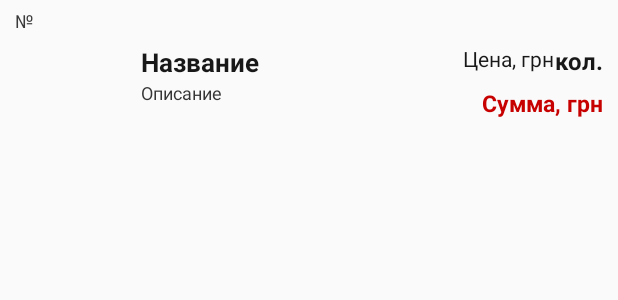
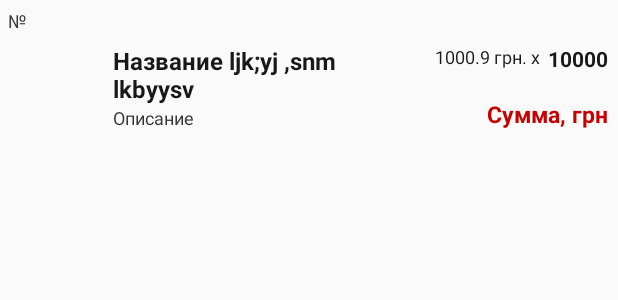
Before and after one commit to J-iSkeLo/aqua, an Android app: the layout cart.xml on its own in the app's theme, with its tools: preview values and no code run, on a phone screen of 412 x 824 dp. Shown: the top 300 px of the screen. Run offline under Robolectric (Android 15) with nearby library versions, the phone set to English and light mode, and no system bars; network calls fail; Roboto replaces fonts that are not available here.

Commit message:
2,0 Fix bug

```diff
--- a/app/src/main/AndroidManifest.xml
+++ b/app/src/main/AndroidManifest.xml
@@ -6,6 +6,7 @@
     <uses-permission android:name="android.permission.INTERNET" />
     <uses-permission android:name="android.permission.ACCESS_NETWORK_STATE" />
     <uses-permission android:name="android.permission.CALL_PHONE" />
+    <uses-permission android:name="android.permission.READ_EXTERNAL_STORAGE" />
 
     <application
         android:allowBackup="true"
--- a/app/src/main/java/l/chernenkiy/aqua/AboutUs.java
+++ b/app/src/main/java/l/chernenkiy/aqua/AboutUs.java
@@ -6,13 +6,11 @@ import android.os.Bundle;
 
 public class AboutUs extends AppCompatActivity {
 
-    private ProgressDialog progressDialog;
-
     @Override
     protected void onCreate(Bundle savedInstanceState) {
         super.onCreate(savedInstanceState);
         setContentView(R.layout.about_us);
-        progressDialog = new ProgressDialog(this);
+        ProgressDialog progressDialog = new ProgressDialog (this);
         progressDialog.setIndeterminate(true);
         progressDialog.setCancelable(true);
         progressDialog.setMessage("Загрузка. Пожалуйста подождите..");
--- a/app/src/main/java/l/chernenkiy/aqua/Delivery/Delivery.java
+++ b/app/src/main/java/l/chernenkiy/aqua/Delivery/Delivery.java
@@ -16,8 +16,6 @@ import l.chernenkiy.aqua.Helpers.SectionPageAdapter;
 
 public class Delivery extends AppCompatActivity {
     Toolbar toolbar;
-    private SectionPageAdapter mSectionPageAdapter;
-    private ViewPager vp;
 
 
     @Override
@@ -28,8 +26,8 @@ public class Delivery extends AppCompatActivity {
         toolbar();
 
 
-        mSectionPageAdapter = new SectionPageAdapter(getSupportFragmentManager());
-        vp = findViewById(R.id.container);
+        SectionPageAdapter mSectionPageAdapter = new SectionPageAdapter (getSupportFragmentManager ( ));
+        ViewPager vp = findViewById (R.id.container);
         setupViewPager(vp);
 
         TabLayout tabLayout = findViewById(R.id.tabLayout);
--- a/app/src/main/java/l/chernenkiy/aqua/Equipment/Aquariums.java
+++ b/app/src/main/java/l/chernenkiy/aqua/Equipment/Aquariums.java
@@ -44,6 +44,7 @@ public class Aquariums extends AppCompatActivity {
     SearchView searchView;
     ImageButton cartImageBtn;
 
+    @SuppressWarnings("deprecation")
     @Override
     public boolean onCreateOptionsMenu(Menu menu) {
 
--- a/app/src/main/java/l/chernenkiy/aqua/ShoppingBasket/ShopBaskFishAdapter.java
+++ b/app/src/main/java/l/chernenkiy/aqua/ShoppingBasket/ShopBaskFishAdapter.java
@@ -35,7 +35,7 @@ public class ShopBaskFishAdapter extends BaseAdapter {
 
 
     public ShopBaskFishAdapter(Context context, ArrayList<HashMap> cartItems){
-        this.cartItems = cartItems;
+        ShopBaskFishAdapter.cartItems = cartItems;
         this.context = context;
     }
 
--- a/app/src/main/res/layout/cart.xml
+++ b/app/src/main/res/layout/cart.xml
@@ -6,10 +6,7 @@
     android:layout_width="match_parent"
     android:layout_height="match_parent"
     android:orientation="vertical"
-    android:paddingLeft="10dp"
-    android:paddingTop="5dp"
-    android:paddingRight="10dp"
-    android:paddingBottom="5dp"
+    android:padding="5dp"
     >
 
     <LinearLayout
@@ -17,7 +14,7 @@
         android:layout_height="match_parent"
         android:orientation="vertical"
         tools:layout_editor_absoluteX="10dp"
-        tools:layout_editor_absoluteY="5dp">
+        tools:layout_editor_absoluteY="-5dp">
 
 
         <TableLayout
@@ -27,7 +24,7 @@
 
             <TableRow
                 android:layout_width="match_parent"
-                android:layout_height="wrap_content" >
+                android:layout_height="wrap_content">
 
                 <TextView
                     android:id="@+id/number_cart"
@@ -54,24 +51,22 @@
                     android:id="@+id/imageFish_shop_bask"
                     android:layout_width="30dp"
                     android:layout_height="50dp"
-                    android:gravity="center"
-                    />
+                    android:gravity="center" />
 
                 <LinearLayout
                     android:layout_width="150dp"
                     android:layout_height="wrap_content"
                     android:orientation="vertical"
-                    android:paddingStart="10dp"
-                    android:paddingEnd="10dp">
+                    android:paddingStart="3dp"
+                    android:paddingEnd="3dp">
 
                     <TextView
                         android:id="@+id/name_cart"
                         android:layout_width="wrap_content"
                         android:layout_height="wrap_content"
-                        android:paddingEnd="5dp"
-                        android:text="Название"
+                        android:text="Название ljk;yj ,snm lkbyysv"
                         android:textColor="@color/colorTextCart"
-                        android:textSize="17sp"
+                        android:textSize="16sp"
                         android:textStyle="bold" />
 
                     <TextView
@@ -84,45 +79,51 @@
                 </LinearLayout>
 
 
-                <androidx.constraintlayout.widget.ConstraintLayout
-                    android:layout_width="80dp"
-                    android:layout_height="match_parent">
+                <LinearLayout
+                    android:layout_width="110dp"
+                    android:layout_height="match_parent"
+                    android:orientation="vertical">
+
+                    <LinearLayout
+                        android:layout_width="wrap_content"
+                        android:layout_height="wrap_content"
+                        android:layout_gravity="right"
+                        android:orientation="horizontal">
 
                         <TextView
                             android:id="@+id/priceFish_one_item"
                             android:layout_width="wrap_content"
                             android:layout_height="wrap_content"
-                        android:text="Цена, грн"
+                            android:text="1000.9 грн. x  "
                             android:textAlignment="textEnd"
                             android:textColor="@color/colorTextCart"
-                        android:textSize="14sp"
-                        app:layout_constraintEnd_toStartOf="@+id/quantity"
-                        app:layout_constraintTop_toTopOf="parent" />
+                            android:textSize="12sp" />
 
                         <TextView
                             android:id="@+id/quantity"
                             android:layout_width="wrap_content"
                             android:layout_height="wrap_content"
-                        android:text="кол."
+                            android:layout_gravity="right|end"
+                            android:gravity="end"
+                            android:text="10000"
                             android:textAlignment="textEnd"
                             android:textColor="@color/colorTextCart"
-                        android:textSize="16sp"
-                        android:textStyle="bold"
-                        app:layout_constraintEnd_toEndOf="parent"
-                        app:layout_constraintTop_toTopOf="parent" />
+                            android:textSize="14sp"
+                            android:textStyle="bold" />
+                    </LinearLayout>
 
                     <TextView
                         android:id="@+id/price_cart"
                         android:layout_width="match_parent"
-                        android:layout_height="wrap_content"
+                        android:layout_height="match_parent"
+                        android:gravity="bottom|right"
                         android:text="Сумма, грн"
-                        android:textAlignment="textEnd"
+                        android:textAlignment="gravity"
                         android:textColor="#C70000"
                         android:textSize="15sp"
-                        android:textStyle="bold"
-                        app:layout_constraintBottom_toBottomOf="parent"
-                        app:layout_constraintEnd_toEndOf="parent" />
-                </androidx.constraintlayout.widget.ConstraintLayout>
+                        android:textStyle="bold" />
+
+                </LinearLayout>
 
 
             </TableRow>
--- a/app/src/main/res/layout/cart_equip_access.xml
+++ b/app/src/main/res/layout/cart_equip_access.xml
@@ -31,7 +31,7 @@
             android:layout_height="wrap_content"
             android:text="TextView"
             android:textColor="#141414"
-            android:textSize="15sp"
+            android:textSize="16sp"
             android:textStyle="bold" />
 
         <TextView
--- a/app/src/main/res/layout/dialog_edit_quantity.xml
+++ b/app/src/main/res/layout/dialog_edit_quantity.xml
@@ -40,7 +40,7 @@
         android:hint="Укажите количество:"
         android:imeOptions="actionDone"
         android:inputType="number"
-        android:maxLength="6"
+        android:maxLength="5"
         android:minEms="1"
         android:textAlignment="center"
         android:textColor="@color/colorTextCart"
--- a/app/src/main/res/layout/dialog_item_equip_set.xml
+++ b/app/src/main/res/layout/dialog_item_equip_set.xml
@@ -141,7 +141,7 @@
             android:hint="Укажите количество:"
             android:imeOptions="actionDone"
             android:inputType="number"
-            android:maxLength="6"
+            android:maxLength="5"
             android:minEms="1"
             android:textAlignment="center"
             android:textColor="@color/colorTextCart"
--- a/app/src/main/res/layout/dialog_item_set.xml
+++ b/app/src/main/res/layout/dialog_item_set.xml
@@ -36,7 +36,7 @@
 
             <ProgressBar
                 android:id="@+id/progressBar_image"
-                style="?android:attr/progressBarStyle"
+
                 android:layout_width="match_parent"
                 android:layout_height="50dp"
                 android:layout_marginTop="38dp"
@@ -119,7 +119,7 @@
             android:hint="Укажите количество:"
             android:imeOptions="actionDone"
             android:inputType="number"
-            android:maxLength="6"
+            android:maxLength="5"
             android:minEms="1"
             android:textAlignment="center"
             android:textColor="@color/colorTextCart"
--- a/app/src/main/res/values/styles.xml
+++ b/app/src/main/res/values/styles.xml
@@ -6,8 +6,6 @@
         <item name="colorPrimary">@color/colorPrimary</item>
         <item name="colorPrimaryDark">@color/colorTimeBar</item>
         <item name="colorAccent">@color/colorAccent</item>
-        <item name="android:windowLightStatusBar">true</item>
-
     </style>
 
 
```
Also changed, not shown: app/build.gradle (+3 -5 lines), app/src/main/java/l/chernenkiy/aqua/Equipment/CategoryActivity.java (+9 -0 lines), app/src/main/java/l/chernenkiy/aqua/Order/Order.java (+7 -14 lines), app/src/main/res/layout/cart_accessories.xml (+13 -12 lines), app/src/main/res/layout/cart_equip_basket.xml (+38 -36 lines), app/src/main/res/layout/cart_fish_price_list.xml (+4 -4 lines). Lines whose indentation alone changed are shown as unchanged.
